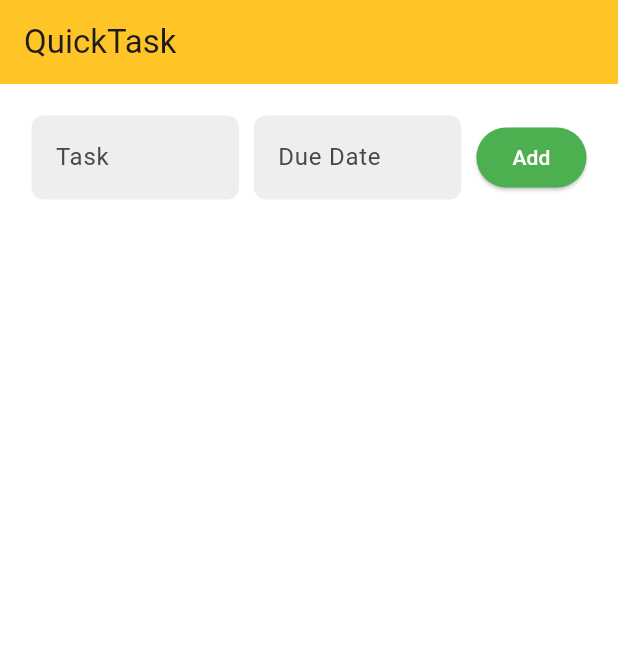
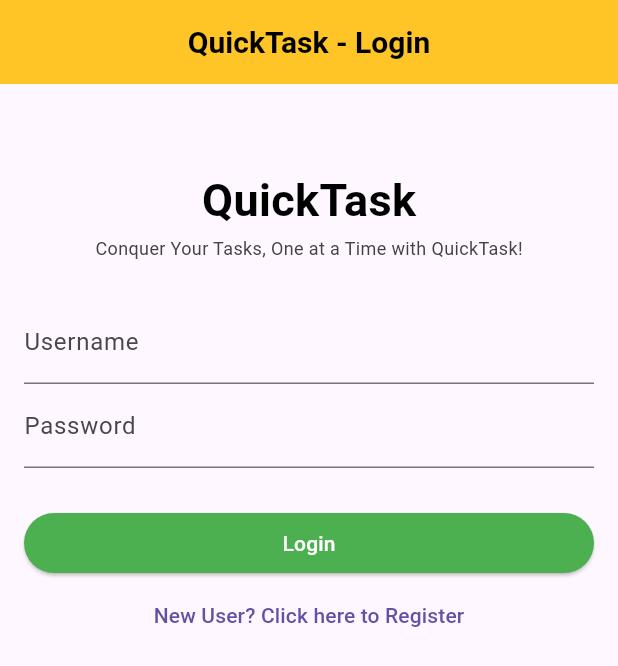
Before and after one commit to sumeetgodse/quicktask, a Flutter app: the screen it shows after launch, on a phone screen of 412 x 824 dp. Shown: the top 666 px of the screen. Run offline on Flutter 3.47's test engine with Material 3 defaults, Android fonts, the phone set to English and light mode, and no system bars; our stand-ins replace flutter_dotenv, parse_server_sdk, parse_server_sdk_flutter; statements that could not run were skipped.

Commit message:
feat : login/register

```diff
--- /dev/null
+++ b/lib/login.dart
@@ -0,0 +1,141 @@
+import 'package:flutter/material.dart';
+import 'package:parse_server_sdk/parse_server_sdk.dart';
+import 'package:quicktask/register.dart';
+import 'package:quicktask/main.dart';
+
+class LoginPage extends StatefulWidget {
+  @override
+  _LoginPageState createState() => _LoginPageState();
+}
+
+class _LoginPageState extends State<LoginPage> {
+  final TextEditingController _usernameController = TextEditingController();
+  final TextEditingController _passwordController = TextEditingController();
+
+  Future<void> _loginUser() async {
+    try {
+      final TextEditingController _usernameController = TextEditingController();
+      final TextEditingController _passwordController = TextEditingController();
+
+      Navigator.pushReplacement(
+          context, MaterialPageRoute(builder: (context) => QuickTaskApp()));
+    } catch (e) {
+      print('Login Error: $e');
+    }
+  }
+
+  @override
+  Widget build(BuildContext context) {
+    return Scaffold(
+      appBar: AppBar(
+          title: const Text('QuickTask - Login',
+              style: TextStyle(
+                  fontSize: 20,
+                  fontWeight: FontWeight.bold,
+                  color: Color.fromARGB(255, 0, 0, 0))),
+          backgroundColor: Color.fromARGB(255, 255, 197, 38),
+          centerTitle: true),
+      body: Padding(
+        padding: EdgeInsets.all(16.0),
+        child: Column(
+          mainAxisAlignment: MainAxisAlignment.start,
+          crossAxisAlignment: CrossAxisAlignment.stretch,
+          children: [
+            SizedBox(
+              height: 40,
+            ),
+            Center(
+              child: const Text('QuickTask',
+                  style: TextStyle(
+                      fontSize: 30,
+                      fontWeight: FontWeight.bold,
+                      color: Color.fromARGB(255, 0, 0, 0))),
+            ),
+            SizedBox(
+              height: 2,
+            ),
+            Center(
+              child: const Text(
+                  'Conquer Your Tasks, One at a Time with QuickTask!',
+                  style: TextStyle(
+                      fontSize: 12, color: Color.fromARGB(255, 66, 66, 66))),
+            ),
+            SizedBox(
+              height: 26,
+            ),
+            TextField(
+              controller: _usernameController,
+              decoration: InputDecoration(labelText: 'Username'),
+            ),
+            TextField(
+              controller: _passwordController,
+              decoration: InputDecoration(labelText: 'Password'),
+              obscureText: true,
+            ),
+            SizedBox(
+              height: 26,
+            ),
+            ElevatedButton(
+              onPressed: () => _login(),
+              child: const Text('Login'),
+              style: ButtonStyle(
+                  backgroundColor: WidgetStateProperty.all<Color>(Colors.green),
+                  foregroundColor:
+                      WidgetStateProperty.all<Color>(Colors.white)),
+            ),
+            TextButton(
+              onPressed: () {
+                Navigator.push(context,
+                    MaterialPageRoute(builder: (context) => RegisterPage()));
+              },
+              child: Text('New User? Click here to Register'),
+            ),
+          ],
+        ),
+      ),
+    );
+  }
+
+  void _login() async {
+    final String username = _usernameController.text.trim();
+    final String password = _passwordController.text.trim();
+
+    try {
+      final user = ParseUser(username, password, null);
+      var response = await user.login();
+
+      if (response.success) {
+        Navigator.push(
+            context, MaterialPageRoute(builder: (context) => QuickTaskApp()));
+      } else {
+        showDialog(
+          context: context,
+          builder: (context) => AlertDialog(
+            title: Text('Error'),
+            content: Text('Login failed: ${response.error!.message}'),
+            actions: [
+              TextButton(
+                onPressed: () => Navigator.of(context).pop(),
+                child: Text('OK'),
+              ),
+            ],
+          ),
+        );
+      }
+    } catch (e) {
+      showDialog(
+        context: context,
+        builder: (context) => AlertDialog(
+          title: Text('Error'),
+          content: Text('An error occurred: $e'),
+          actions: [
+            TextButton(
+              onPressed: () => Navigator.of(context).pop(),
+              child: Text('OK'),
+            ),
+          ],
+        ),
+      );
+    }
+  }
+}
--- a/pubspec.yaml
+++ b/pubspec.yaml
@@ -28,6 +28,8 @@ environment:
 # the latest version available on pub.dev. To see which dependencies have newer
 # versions available, run `flutter pub outdated`.
 dependencies:
+  parse_server_sdk: ^5.1.3
+  parse_server_sdk_flutter: ^7.0.0
   flutter:
     sdk: flutter
 
@@ -35,7 +37,7 @@ dependencies:
   # The following adds the Cupertino Icons font to your application.
   # Use with the CupertinoIcons class for iOS style icons.
   cupertino_icons: ^1.0.8
-  parse_server_sdk_flutter: ^9.0.0
+  # parse_server_sdk_flutter: ^9.0.0
   flutter_dotenv: ^5.2.1
 
 dev_dependencies:
```
Also changed, not shown: lib/main.dart (+26 -12 lines), lib/register.dart (added, +139 -0 lines), pubspec.lock, 1 other file.
